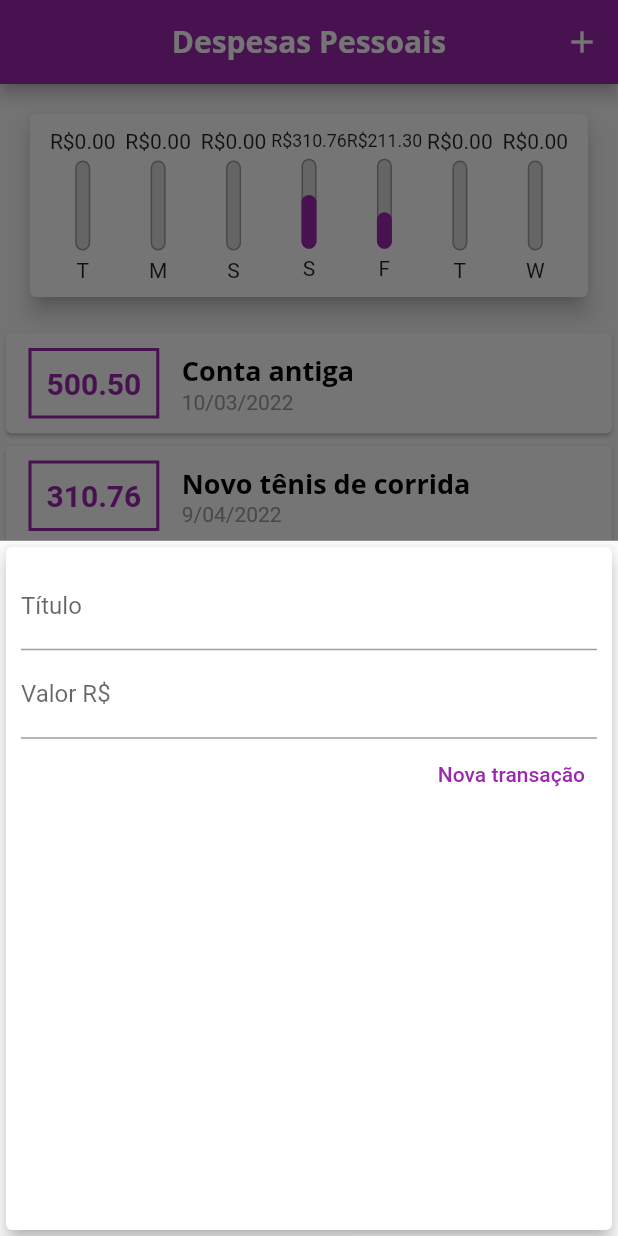
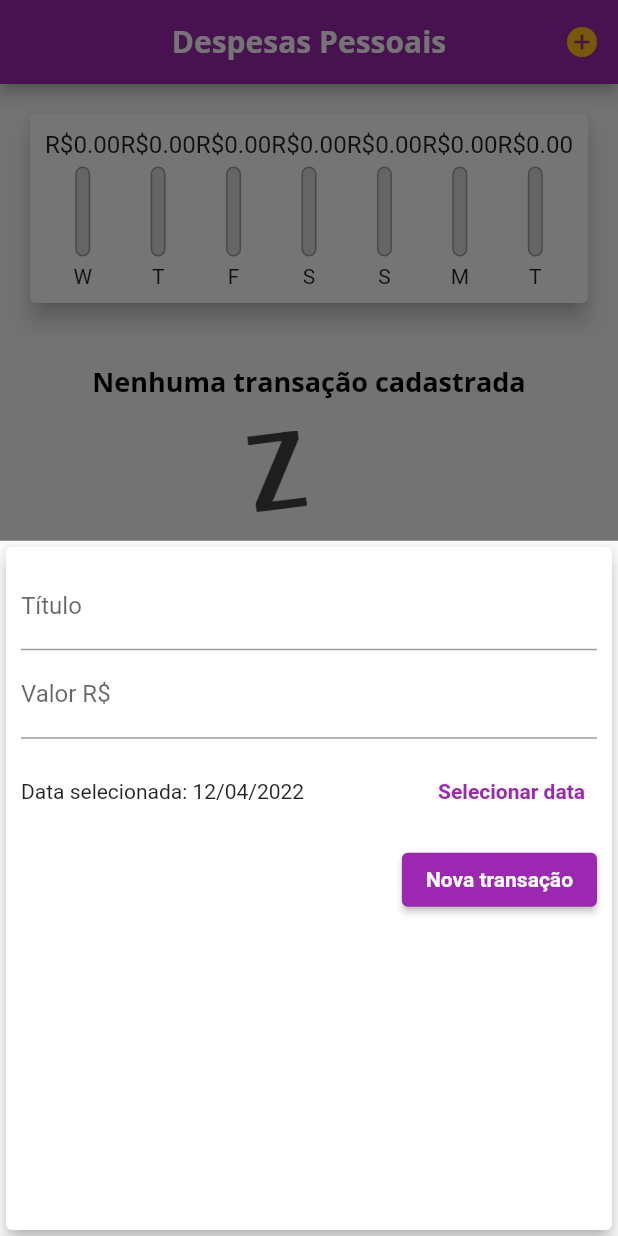
Before and after one commit to Penfore/project_expenses, a Flutter app: the screen it shows after launch, after a tap on the "add" icon, on a phone screen of 412 x 824 dp. Run offline on Flutter 3.47's test engine with Material 2 defaults, Android fonts, the phone set to English and light mode, and no system bars.

Commit message:
Graphical improvments and remove transaction 	- Changed the transaction's card style. 	- Fixed Chart's visual issues. 	- Fixed the Modal's visual issues. 	- Added a date picker to set the transacation date. 	- Added a remove button to remove a transaction card. 	- Minor improvments to the visual.

```diff
--- a/lib/components/chart.dart
+++ b/lib/components/chart.dart
@@ -31,7 +31,7 @@
         'day': DateFormat.E().format(weekDay)[0],
         'value': totalSum,
       };
-    });
+    }).reversed.toList();
   }
 
   double get _weekTotalValue {
@@ -55,7 +55,9 @@
               child: ChartBar(
                 label: transaction['day'].toString(),
                 value: transaction['value'] as double,
-                percentage: (transaction['value'] as double) / _weekTotalValue,
+                percentage: _weekTotalValue == 0
+                    ? 0
+                    : (transaction['value'] as double) / _weekTotalValue,
               ),
             );
           }).toList(),
--- a/lib/components/chart_bar.dart
+++ b/lib/components/chart_bar.dart
@@ -11,10 +11,13 @@
   Widget build(BuildContext context) {
     return Column(
       children: [
-        FittedBox(
-            child: Text(
-          'R\$${value!.toStringAsFixed(2)}',
-        )),
+        SizedBox(
+          height: 20,
+          child: FittedBox(
+              child: Text(
+            'R\$${value!.toStringAsFixed(2)}',
+          )),
+        ),
         const SizedBox(height: 5),
         SizedBox(
           height: 60,
--- a/lib/components/transaction_form.dart
+++ b/lib/components/transaction_form.dart
@@ -1,7 +1,8 @@
 import 'package:flutter/material.dart';
+import 'package:intl/intl.dart';
 
 class TransactionForm extends StatefulWidget {
-  final void Function(String, double) onSubmit;
+  final void Function(String, double, DateTime) onSubmit;
 
   const TransactionForm(this.onSubmit);
 
@@ -10,19 +11,36 @@
 }
 
 class _TransactionFormState extends State<TransactionForm> {
-  final titleController = TextEditingController();
-
-  final valueController = TextEditingController();
+  final _titleController = TextEditingController();
+  final _valueController = TextEditingController();
+  DateTime? _selectedDate = DateTime.now();
 
   _submitForm() {
-    final title = titleController.text;
-    final value = double.tryParse(valueController.text) ?? 0.0;
+    final title = _titleController.text;
+    final value = double.tryParse(_valueController.text) ?? 0.0;
 
-    if (title.isEmpty || value <= 0) {
+    if (title.isEmpty || value <= 0 || _selectedDate == null) {
       return;
     }
 
-    widget.onSubmit(title, value);
+    widget.onSubmit(title, value, _selectedDate!);
+  }
+
+  _showDatePicker() {
+    showDatePicker(
+      context: context,
+      initialDate: DateTime.now(),
+      firstDate: DateTime(2020),
+      lastDate: DateTime.now(),
+    ).then((pickedDate) {
+      if (pickedDate == null) {
+        return;
+      } else {
+        setState(() {
+          _selectedDate = pickedDate;
+        });
+      }
+    });
   }
 
   @override
@@ -34,24 +52,46 @@
         child: Column(
           children: [
             TextField(
-              controller: titleController,
+              controller: _titleController,
               decoration: const InputDecoration(labelText: 'Título'),
               onSubmitted: (_) => _submitForm(),
             ),
             TextField(
-                controller: valueController,
+                controller: _valueController,
                 keyboardType:
                     const TextInputType.numberWithOptions(decimal: true),
                 onSubmitted: (_) => _submitForm(),
                 decoration: const InputDecoration(
                   labelText: 'Valor R\$',
                 )),
+            SizedBox(
+              height: 70,
+              child: Row(
+                children: [
+                  Expanded(
+                    child: Text(
+                      _selectedDate == null
+                          ? 'Nenhuma data selecionada'
+                          : 'Data selecionada: ${DateFormat('dd/MM/y').format(_selectedDate!)}',
+                    ),
+                  ),
+                  TextButton(
+                    child: const Text(
+                      'Selecionar data',
+                      style: TextStyle(
+                        fontWeight: FontWeight.bold,
+                      ),
+                    ),
+                    onPressed: _showDatePicker,
+                  )
+                ],
+              ),
+            ),
             Row(
               mainAxisAlignment: MainAxisAlignment.end,
               children: [
-                TextButton(
+                ElevatedButton(
                   child: const Text('Nova transação'),
-                  style: TextButton.styleFrom(primary: Colors.purple),
                   onPressed: _submitForm,
                 ),
               ],
--- a/lib/components/transaction_list.dart
+++ b/lib/components/transaction_list.dart
@@ -5,13 +5,14 @@
 
 class TransactionList extends StatelessWidget {
   final List<Transaction> transactions;
+  final void Function(String) onRemove;
 
-  const TransactionList(this.transactions);
+  const TransactionList(this.transactions, this.onRemove);
 
   @override
   Widget build(BuildContext context) {
     return SizedBox(
-        height: 300,
+        height: 430,
         child: transactions.isEmpty
             ? Column(
                 children: [
@@ -34,38 +35,39 @@
                 itemBuilder: (itemBuilderContext, index) {
                   final transaction = transactions[index];
                   return Card(
-                    child: Row(
-                      children: [
-                        Container(
-                          margin: const EdgeInsets.symmetric(
-                              horizontal: 15, vertical: 10),
-                          decoration: BoxDecoration(
-                              border: Border.all(
-                                  color: Theme.of(context).colorScheme.primary,
-                                  width: 2)),
+                    elevation: 5,
+                    margin: const EdgeInsets.symmetric(
+                      vertical: 8,
+                      horizontal: 5,
+                    ),
+                    child: ListTile(
+                      leading: CircleAvatar(
+                        backgroundColor: Theme.of(context).colorScheme.primary,
+                        radius: 30,
+                        child: Padding(
                           padding: const EdgeInsets.all(10),
-                          child: Text(
-                            transaction.value.toStringAsFixed(2),
-                            style: TextStyle(
-                                fontWeight: FontWeight.bold,
-                                fontSize: 20,
-                                color: Theme.of(context).colorScheme.primary),
+                          child: FittedBox(
+                            child: Text(
+                              'R\$${transaction.value.toString()}',
+                              style: const TextStyle(
+                                color: Colors.white,
+                              ),
+                            ),
                           ),
                         ),
-                        Column(
-                          crossAxisAlignment: CrossAxisAlignment.start,
-                          children: [
-                            Text(
-                              transaction.title,
-                              style: Theme.of(context).textTheme.headline6,
-                            ),
-                            Text(
-                              DateFormat('d/MM/y').format(transaction.date),
-                              style: const TextStyle(color: Colors.grey),
-                            )
-                          ],
-                        )
-                      ],
+                      ),
+                      title: Text(
+                        transaction.title,
+                        style: Theme.of(context).textTheme.headline6,
+                      ),
+                      subtitle: Text(
+                        DateFormat('dd/MM/y').format(transaction.date),
+                      ),
+                      trailing: IconButton(
+                        icon: const Icon(Icons.delete),
+                        color: Theme.of(context).errorColor,
+                        onPressed: () => onRemove(transaction.id),
+                      ),
                     ),
                   );
                 },
--- a/lib/main.dart
+++ b/lib/main.dart
@@ -31,7 +31,12 @@
                 fontSize: 18,
                 fontWeight: FontWeight.bold,
                 color: Colors.black,
-            )),
+              ),
+              button: const TextStyle(
+                color: Colors.white,
+                fontWeight: FontWeight.bold,
+              ),
+            ),
             appBarTheme: const AppBarTheme(
                 titleTextStyle: TextStyle(
               fontFamily: 'OpenSans',
@@ -47,25 +52,7 @@
 }
 
 class _MyHomePageState extends State<MyHomePage> {
-  final List<Transaction> _transactions = [
-    Transaction(
-      id: 't0',
-      title: 'Conta antiga',
-      value: 500.50,
-      date: DateTime.now().subtract(const Duration(days: 33)),
-    ),
-    Transaction(
-      id: 't1',
-      title: 'Novo tênis de corrida',
-      value: 310.76,
-      date: DateTime.now().subtract(const Duration(days: 3)),
-    ),
-    Transaction(
-        id: 't2',
-        title: 'Conta de luz',
-        value: 211.30,
-        date: DateTime.now().subtract(const Duration(days: 4))),
-  ];
+  final List<Transaction> _transactions = [];
 
   List<Transaction> get _recentTransactions {
     return _transactions.where((transaction) {
@@ -74,18 +61,24 @@
     }).toList();
   }
 
-  _addTransaction(String title, double value) {
+  _addTransaction(String title, double value, DateTime date) {
     final newTransaction = Transaction(
         id: Random().nextDouble().toString(),
         title: title,
         value: value,
-        date: DateTime.now());
+        date: date);
 
     setState(() {
       _transactions.add(newTransaction);
     });
 
     Navigator.of(context).pop();
+  }
+
+  _removeTransaction(String id) {
+    setState(() {
+      _transactions.removeWhere((transaction) => transaction.id == id);
+    });
   }
 
   _openTransactionFormModal(BuildContext context) {
@@ -105,7 +98,11 @@
         actions: [
           IconButton(
             onPressed: () => _openTransactionFormModal(context),
-              icon: const Icon(Icons.add)),
+            icon: Icon(
+              Icons.add_circle,
+              color: Theme.of(context).colorScheme.secondary,
+            ),
+          ),
         ],
       ),
       body: SingleChildScrollView(
@@ -113,7 +110,7 @@
           crossAxisAlignment: CrossAxisAlignment.stretch,
           children: <Widget>[
             Chart(_recentTransactions),
-            TransactionList(_transactions),
+            TransactionList(_transactions, _removeTransaction),
           ],
         ),
       ),
```
Lines whose indentation alone changed are shown as unchanged.
